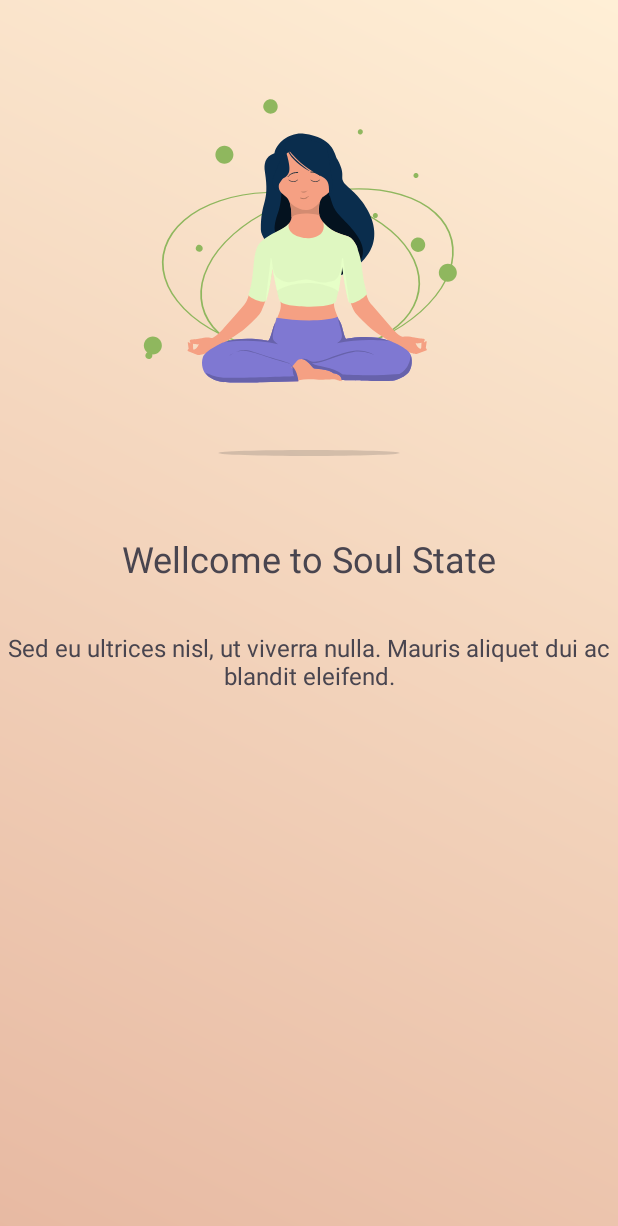
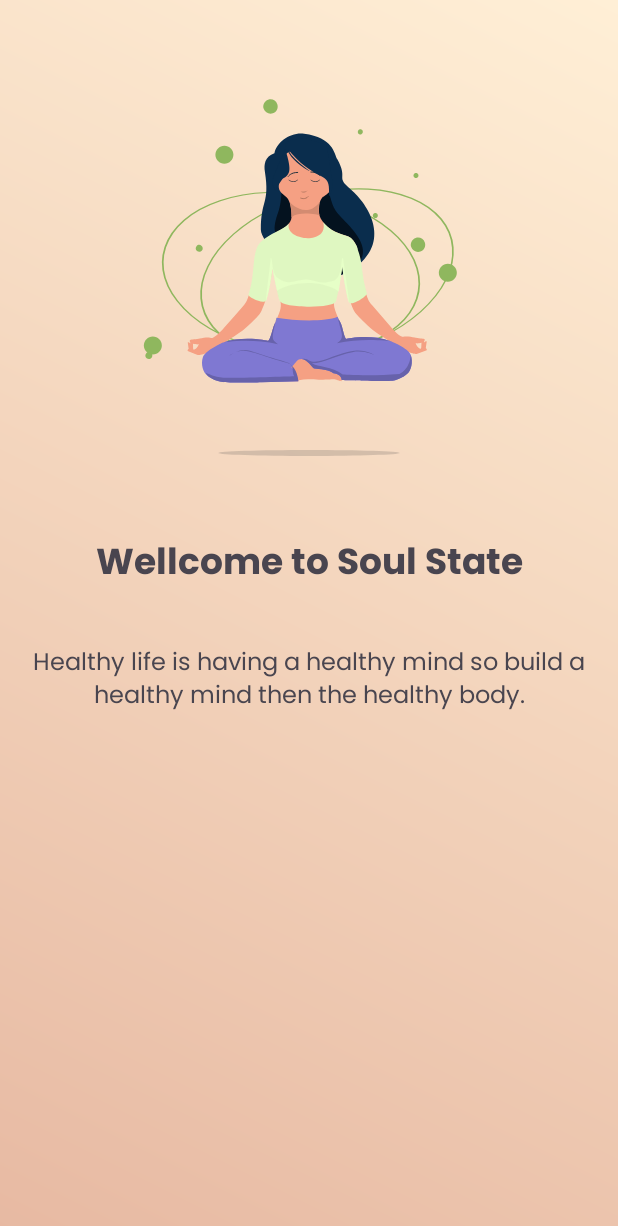
Before and after one commit to HacerYaman/KekodWeekOneProject, an Android app: the fragment WelcomeFragment shown on its own in the app's theme, on a phone screen of 412 x 824 dp. Shown: the top 1226 px of the screen. Run offline under Robolectric (Android 15) with nearby library versions, the phone set to English and light mode, and no system bars; our stand-ins replace Dagger/Hilt's generated code.

Commit message:
welcome xml text config

```diff
--- a/app/src/main/res/layout/fragment_welcome.xml
+++ b/app/src/main/res/layout/fragment_welcome.xml
@@ -26,6 +26,7 @@
         android:layout_height="wrap_content"
         android:layout_marginTop="24dp"
         android:text="@string/welcome_to_keepbalance"
+        android:fontFamily="@font/poppins_bold"
         app:layout_constraintEnd_toEndOf="parent"
         app:layout_constraintStart_toStartOf="parent"
         android:textSize="24sp"
@@ -40,8 +41,9 @@
         android:layout_height="wrap_content"
         android:textSize="16sp"
         android:layout_marginTop="32dp"
+        android:fontFamily="@font/poppins_regular"
         android:textAlignment="center"
-        android:text="@string/lorem"
+        android:text="@string/welcome_detail"
         app:layout_constraintEnd_toEndOf="parent"
         app:layout_constraintStart_toStartOf="parent"
         app:layout_constraintTop_toBottomOf="@+id/welcome_text">
```
